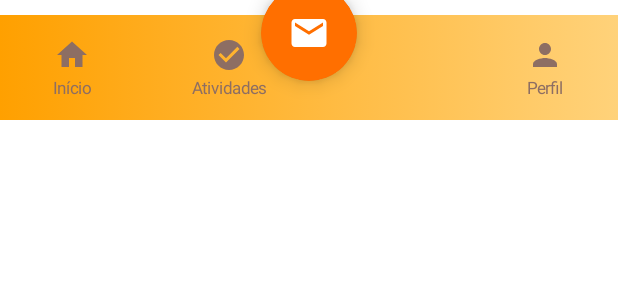
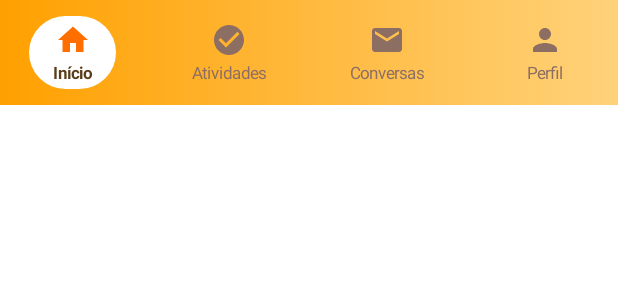
Before and after one commit to moh4b-z/OportunyFam-Mobile-ONG, an Android app built with Jetpack Compose: the @Preview function BarraTarefasPreview, on a phone screen of 412 x 824 dp. Shown: the top 300 px of the screen. Run offline under Robolectric (Android 15) with nearby library versions, the phone set to English and light mode, and no system bars.

Commit message:
Correções

```diff
--- a/app/src/main/java/com/oportunyfam_mobile_ong/Components/BarraTarefasResponsavel.kt
+++ b/app/src/main/java/com/oportunyfam_mobile_ong/Components/BarraTarefasResponsavel.kt
@@ -2,17 +2,16 @@ package com.oportunyfam_mobile_ong.Components
 
 import androidx.compose.foundation.background
 import androidx.compose.foundation.layout.*
-import androidx.compose.foundation.shape.CircleShape
 import androidx.compose.material.icons.Icons
 import androidx.compose.material.icons.filled.*
 import androidx.compose.material3.*
 import androidx.compose.runtime.Composable
 import androidx.compose.ui.Alignment
 import androidx.compose.ui.Modifier
-import androidx.compose.ui.draw.shadow
 import androidx.compose.ui.graphics.Brush
 import androidx.compose.ui.graphics.Color
 import androidx.compose.ui.graphics.vector.ImageVector
+import androidx.compose.ui.text.font.FontWeight
 import androidx.compose.ui.tooling.preview.Preview
 import androidx.compose.ui.unit.dp
 import androidx.compose.ui.unit.sp
@@ -30,19 +29,13 @@ fun BarraTarefas(
         )
     )
 
-    Box(
-        modifier = Modifier
-            .fillMaxWidth()
-            .height(80.dp)
-    ) {
-        // Barra de navegação
     NavigationBar(
         modifier = Modifier
             .fillMaxWidth()
             .height(70.dp)
-                .align(Alignment.BottomCenter)
             .background(gradient),
-            containerColor = Color.Transparent
+        containerColor = Color.Transparent,
+        tonalElevation = 0.dp
     ) {
         // Item Início
         NavigationBarItem(
@@ -54,7 +47,14 @@ fun BarraTarefas(
                     label = "Início",
                     isSelected = currentRoute == "HomeScreen"
                 )
-                }
+            },
+            colors = NavigationBarItemDefaults.colors(
+                selectedIconColor = Color(0xFFFF6F00),
+                selectedTextColor = Color(0xFF5A3E1B),
+                indicatorColor = Color.White,
+                unselectedIconColor = Color(0xFF8D6E63),
+                unselectedTextColor = Color(0xFF8D6E63)
+            )
         )
 
         // Item Atividades
@@ -67,11 +67,35 @@ fun BarraTarefas(
                     label = "Atividades",
                     isSelected = currentRoute == "AtividadesScreen"
                 )
-                }
+            },
+            colors = NavigationBarItemDefaults.colors(
+                selectedIconColor = Color(0xFFFF6F00),
+                selectedTextColor = Color(0xFF5A3E1B),
+                indicatorColor = Color.White,
+                unselectedIconColor = Color(0xFF8D6E63),
+                unselectedTextColor = Color(0xFF8D6E63)
+            )
         )
 
-            // Espaço vazio para o botão flutuante
-            Spacer(modifier = Modifier.weight(1f))
+        // Item Conversas
+        NavigationBarItem(
+            selected = currentRoute == "ConversasScreen",
+            onClick = { navController?.navigate("ConversasScreen") },
+            icon = {
+                NavItemContent(
+                    icon = Icons.Filled.Email,
+                    label = "Conversas",
+                    isSelected = currentRoute == "ConversasScreen"
+                )
+            },
+            colors = NavigationBarItemDefaults.colors(
+                selectedIconColor = Color(0xFFFF6F00),
+                selectedTextColor = Color(0xFF5A3E1B),
+                indicatorColor = Color.White,
+                unselectedIconColor = Color(0xFF8D6E63),
+                unselectedTextColor = Color(0xFF8D6E63)
+            )
+        )
 
         // Item Perfil
         NavigationBarItem(
@@ -83,33 +107,15 @@ fun BarraTarefas(
                     label = "Perfil",
                     isSelected = currentRoute == "tela_perfil"
                 )
-                }
+            },
+            colors = NavigationBarItemDefaults.colors(
+                selectedIconColor = Color(0xFFFF6F00),
+                selectedTextColor = Color(0xFF5A3E1B),
+                indicatorColor = Color.White,
+                unselectedIconColor = Color(0xFF8D6E63),
+                unselectedTextColor = Color(0xFF8D6E63)
             )
-        }
-
-        // Botão flutuante de conversas no centro
-        FloatingActionButton(
-            onClick = { navController?.navigate("ConversasScreen") },
-            modifier = Modifier
-                .align(Alignment.TopCenter)
-                .offset(y = (-10).dp)
-                .size(64.dp)
-                .shadow(8.dp, CircleShape),
-            containerColor = Color(0xFFFF6F00),
-            contentColor = Color.White,
-            shape = CircleShape
-        ) {
-            Column(
-                horizontalAlignment = Alignment.CenterHorizontally,
-                verticalArrangement = Arrangement.Center
-            ) {
-                Icon(
-                    imageVector = Icons.Filled.Email,
-                    contentDescription = "Conversas",
-                    modifier = Modifier.size(28.dp)
         )
-            }
-        }
     }
 }
 
@@ -127,19 +133,20 @@ private fun NavItemContent(
             imageVector = icon,
             contentDescription = label,
             modifier = Modifier.size(24.dp),
-            tint = if (isSelected) Color(0xFF5A3E1B) else Color(0xFF8D6E63)
+            tint = if (isSelected) Color(0xFFFF6F00) else Color(0xFF8D6E63)
         )
         Spacer(modifier = Modifier.height(4.dp))
         Text(
             text = label,
             fontSize = 11.sp,
-            color = if (isSelected) Color(0xFF5A3E1B) else Color(0xFF8D6E63)
+            color = if (isSelected) Color(0xFF5A3E1B) else Color(0xFF8D6E63),
+            fontWeight = if (isSelected) FontWeight.Bold else FontWeight.Normal
         )
     }
 }
 
-@Preview(showBackground = true, widthDp = 360, heightDp = 80)
+@Preview(showBackground = true, widthDp = 360, heightDp = 70)
 @Composable
 fun BarraTarefasPreview() {
-    BarraTarefas()
+    BarraTarefas(currentRoute = "HomeScreen")
 }
--- a/app/src/main/java/com/oportunyfam_mobile_ong/Screens/HomeScreen.kt
+++ b/app/src/main/java/com/oportunyfam_mobile_ong/Screens/HomeScreen.kt
@@ -86,10 +86,12 @@ fun HomeScreen(navController: NavHostController?) {
 
             if (response.isSuccessful) {
                 listaAlunos = response.body()?.alunos ?: emptyList()
+                errorMessage = null // Limpa erro se sucesso
                 Log.d("HomeScreen", "✅ Alunos carregados: ${listaAlunos.size}")
             } else if (response.code() == 404) {
-                // 404 significa que não há alunos, não é um erro
+                // 404 significa que não há alunos cadastrados
                 listaAlunos = emptyList()
+                errorMessage = null // Não é erro, apenas não tem alunos
                 Log.d("HomeScreen", "ℹ️ Nenhum aluno encontrado")
             } else {
                 errorMessage = "Erro ao buscar alunos"
```
Also changed, not shown: app/src/main/java/com/oportunyfam_mobile_ong/Screens/ChatScreen.kt (+76 -5 lines). Lines whose indentation alone changed are shown as unchanged.
